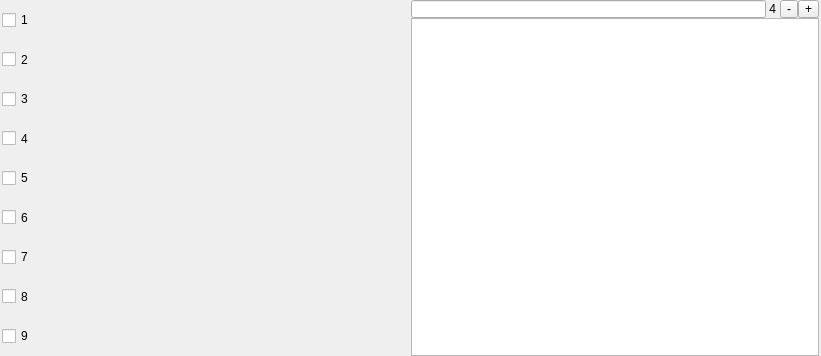
Old version of the form Qt/qt4_sample_requester_widget.ui in the repository kmatheussen/radium.
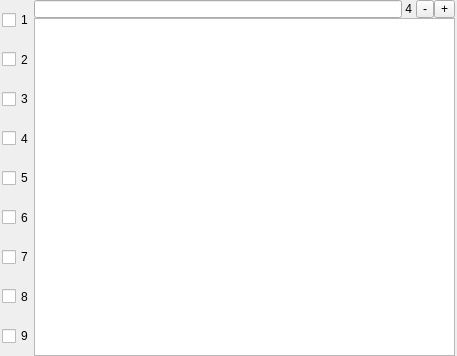
New version of the form.

What changed in the file:
```diff
--- a/Qt/qt4_sample_requester_widget.ui
+++ b/Qt/qt4_sample_requester_widget.ui
@@ -6,7 +6,7 @@
    <rect>
     <x>0</x>
     <y>0</y>
-    <width>821</width>
+    <width>457</width>
     <height>356</height>
    </rect>
   </property>
@@ -39,10 +39,13 @@
     <layout class="QHBoxLayout" name="horizontalLayout">
      <item>
       <layout class="QVBoxLayout" name="verticalLayout_2" stretch="0,0,0,0,0,0,0,0,0">
+       <property name="sizeConstraint">
+        <enum>QLayout::SetFixedSize</enum>
+       </property>
        <item>
         <widget class="QCheckBox" name="bookmark1">
          <property name="sizePolicy">
-          <sizepolicy hsizetype="Minimum" vsizetype="Expanding">
+          <sizepolicy hsizetype="Fixed" vsizetype="Expanding">
            <horstretch>0</horstretch>
            <verstretch>0</verstretch>
           </sizepolicy>
@@ -58,7 +61,7 @@
        <item>
         <widget class="QCheckBox" name="bookmark2">
          <property name="sizePolicy">
-          <sizepolicy hsizetype="Minimum" vsizetype="Expanding">
+          <sizepolicy hsizetype="Fixed" vsizetype="Expanding">
            <horstretch>0</horstretch>
            <verstretch>0</verstretch>
           </sizepolicy>
@@ -74,7 +77,7 @@
        <item>
         <widget class="QCheckBox" name="bookmark3">
          <property name="sizePolicy">
-          <sizepolicy hsizetype="Minimum" vsizetype="Expanding">
+          <sizepolicy hsizetype="Fixed" vsizetype="Expanding">
            <horstretch>0</horstretch>
            <verstretch>0</verstretch>
           </sizepolicy>
@@ -90,7 +93,7 @@
        <item>
         <widget class="QCheckBox" name="bookmark4">
          <property name="sizePolicy">
-          <sizepolicy hsizetype="Minimum" vsizetype="Expanding">
+          <sizepolicy hsizetype="Fixed" vsizetype="Expanding">
            <horstretch>0</horstretch>
            <verstretch>0</verstretch>
           </sizepolicy>
@@ -106,7 +109,7 @@
        <item>
         <widget class="QCheckBox" name="bookmark5">
          <property name="sizePolicy">
-          <sizepolicy hsizetype="Minimum" vsizetype="Expanding">
+          <sizepolicy hsizetype="Fixed" vsizetype="Expanding">
            <horstretch>0</horstretch>
            <verstretch>0</verstretch>
           </sizepolicy>
@@ -122,7 +125,7 @@
        <item>
         <widget class="QCheckBox" name="bookmark6">
          <property name="sizePolicy">
-          <sizepolicy hsizetype="Minimum" vsizetype="Expanding">
+          <sizepolicy hsizetype="Fixed" vsizetype="Expanding">
            <horstretch>0</horstretch>
            <verstretch>0</verstretch>
           </sizepolicy>
@@ -138,7 +141,7 @@
        <item>
         <widget class="QCheckBox" name="bookmark7">
          <property name="sizePolicy">
-          <sizepolicy hsizetype="Minimum" vsizetype="Expanding">
+          <sizepolicy hsizetype="Fixed" vsizetype="Expanding">
            <horstretch>0</horstretch>
            <verstretch>0</verstretch>
           </sizepolicy>
@@ -154,7 +157,7 @@
        <item>
         <widget class="QCheckBox" name="bookmark8">
          <property name="sizePolicy">
-          <sizepolicy hsizetype="Minimum" vsizetype="Expanding">
+          <sizepolicy hsizetype="Fixed" vsizetype="Expanding">
            <horstretch>0</horstretch>
            <verstretch>0</verstretch>
           </sizepolicy>
@@ -170,7 +173,7 @@
        <item>
         <widget class="QCheckBox" name="bookmark9">
          <property name="sizePolicy">
-          <sizepolicy hsizetype="Minimum" vsizetype="Expanding">
+          <sizepolicy hsizetype="Fixed" vsizetype="Expanding">
            <horstretch>0</horstretch>
            <verstretch>0</verstretch>
           </sizepolicy>
```
Left out of the diff: 11 changed lines with no effect on the pictures.
